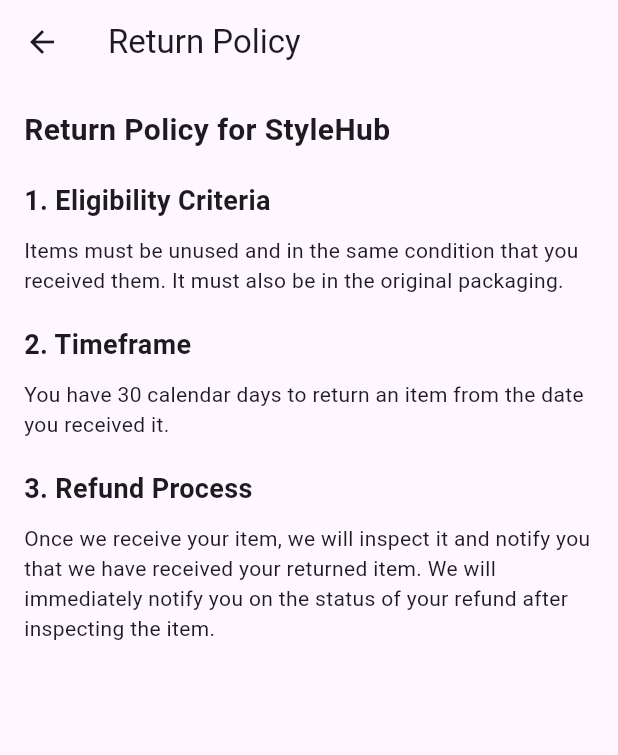
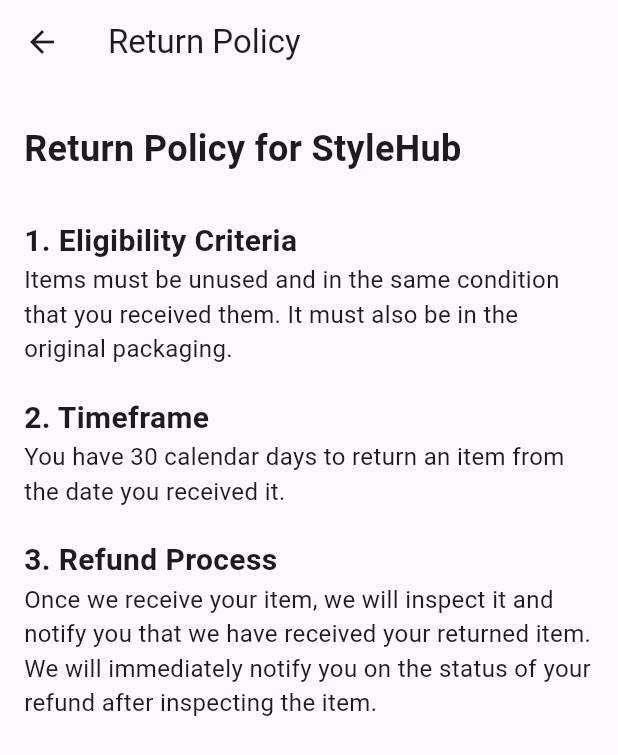
Before and after one commit to bhavuu01/Shopper_Store, a Flutter app: the ReturnPolicyScreen screen opened directly, on a phone screen of 412 x 824 dp. Shown: the top 755 px of the screen. Run offline on Flutter 3.47's test engine with Material 3 defaults, Android fonts, the phone set to English and light mode, and no system bars; our stand-ins replace carousel_slider, cloud_firestore, csc_picker, dropdown_button2, firebase_auth, firebase_core and 6 more; accounts and stored records are empty.

Commit message:
My First Edit

```diff
--- a/lib/Payment/CheckOut.dart
+++ b/lib/Payment/CheckOut.dart
@@ -153,7 +153,7 @@
                         ),
                         Text(
                           '₹${_formatCurrency(subtotal)}', // Format subtotal with commas
-                          style: const TextStyle(fontWeight: FontWeight.bold),
+                          style: const TextStyle(fontWeight: FontWeight.bold,),
                         ),
                       ],
                     ),
@@ -169,7 +169,7 @@
               style: TextStyle(
                 fontWeight: FontWeight.bold,
                 fontSize: 20,
-                color: Colors.black,
+                color: Colors.cyan,
               ),
             ),
           ),
--- a/lib/User/ReturnPolicy.dart
+++ b/lib/User/ReturnPolicy.dart
@@ -1,58 +1,44 @@
+// ignore_for_file: file_names
+
 import 'package:flutter/material.dart';
 
 class ReturnPolicyScreen extends StatelessWidget {
+  const ReturnPolicyScreen({super.key});
+
   @override
   Widget build(BuildContext context) {
     return Scaffold(
       appBar: AppBar(
-        title: Text('Return Policy'),
+        title: const Text('Return Policy'),
       ),
-      body: Padding(
+      body: SingleChildScrollView(
         padding: const EdgeInsets.all(16.0),
         child: Column(
           crossAxisAlignment: CrossAxisAlignment.start,
           children: [
-            Text(
-              'Return Policy for StyleHub',
-              style: TextStyle(
-                fontSize: 20,
-                fontWeight: FontWeight.bold,
+            const Padding(
+              padding: EdgeInsets.symmetric(vertical: 10.0),
+              child: Text(
+                'Return Policy for StyleHub',
+                style: TextStyle(
+                  fontSize: 24,
+                  fontWeight: FontWeight.bold,
+                ),
               ),
             ),
-            SizedBox(height: 20),
-            Text(
-              '1. Eligibility Criteria',
-              style: TextStyle(
-                fontSize: 18,
-                fontWeight: FontWeight.bold,
-              ),
-            ),
-            SizedBox(height: 10),
-            Text(
+            const SizedBox(height: 20),
+            _buildSectionTitle('1. Eligibility Criteria'),
+            _buildParagraph(
               'Items must be unused and in the same condition that you received them. It must also be in the original packaging.',
             ),
-            SizedBox(height: 20),
-            Text(
-              '2. Timeframe',
-              style: TextStyle(
-                fontSize: 18,
-                fontWeight: FontWeight.bold,
-              ),
-            ),
-            SizedBox(height: 10),
-            Text(
+            const SizedBox(height: 20),
+            _buildSectionTitle('2. Timeframe'),
+            _buildParagraph(
               'You have 30 calendar days to return an item from the date you received it.',
             ),
-            SizedBox(height: 20),
-            Text(
-              '3. Refund Process',
-              style: TextStyle(
-                fontSize: 18,
-                fontWeight: FontWeight.bold,
-              ),
-            ),
-            SizedBox(height: 10),
-            Text(
+            const SizedBox(height: 20),
+            _buildSectionTitle('3. Refund Process'),
+            _buildParagraph(
               'Once we receive your item, we will inspect it and notify you that we have received your returned item. We will immediately notify you on the status of your refund after inspecting the item.',
             ),
           ],
@@ -60,4 +46,23 @@
       ),
     );
   }
+
+  Widget _buildSectionTitle(String title) {
+    return Text(
+      title,
+      style: const TextStyle(
+        fontSize: 20,
+        fontWeight: FontWeight.bold,
+      ),
+    );
+  }
+
+  Widget _buildParagraph(String text) {
+    return Text(
+      text,
+      style: const TextStyle(
+        fontSize: 16,
+      ),
+    );
+  }
 }
```
Also changed, not shown: lib/User/PrivacyPolicy.dart (+48 -56 lines), lib/User/TermsCondition.dart (+80 -39 lines).
